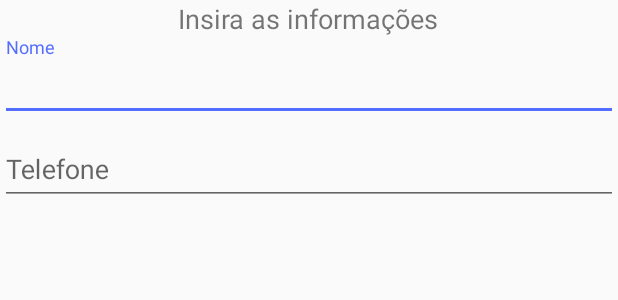
After one commit to icarusBeherit/Multgame, an Android app: the layout alert_dialog.xml on its own in the app's theme, with its tools: preview values and no code run, on a phone screen of 412 x 824 dp. The commit adds this screen. Shown: the top 300 px of the screen. Run offline under Robolectric (Android 15) with nearby library versions, the phone set to English and light mode, and no system bars.

Commit message:
next update 26/11

```diff
--- a/app/src/main/java/com/multgame/SelectActivity.java
+++ b/app/src/main/java/com/multgame/SelectActivity.java
@@ -15,6 +15,7 @@ import android.view.Menu;
 import android.view.MenuInflater;
 import android.view.MenuItem;
 import android.view.View;
+import android.view.inputmethod.InputMethodManager;
 import android.widget.Button;
 import android.widget.CheckBox;
 import android.widget.CompoundButton;
@@ -347,6 +348,11 @@ public class SelectActivity extends AppCompatActivity implements View.OnClickLis
         AlertDialog alertDialog = new AlertDialog.Builder(this).create();
 
         final EditText valor = (EditText) view.findViewById(R.id.input_valor);
+        valor.requestFocus();
+
+        InputMethodManager imm = (InputMethodManager) getSystemService(Context.INPUT_METHOD_SERVICE);
+        imm.showSoftInput(valor, InputMethodManager.SHOW_IMPLICIT);
+
         final Locale mLocale = new Locale("pt", "BR");
 
         valor.addTextChangedListener(new TextWatcher() {
--- /dev/null
+++ b/app/src/main/res/drawable/ic_chevron_right_black_24dp.xml
@@ -0,0 +1,5 @@
+<vector android:height="24dp" android:tint="#A3A3A3"
+    android:viewportHeight="24.0" android:viewportWidth="24.0"
+    android:width="24dp" xmlns:android="http://schemas.android.com/apk/res/android">
+    <path android:fillColor="#FF000000" android:pathData="M10,6L8.59,7.41 13.17,12l-4.58,4.59L10,18l6,-6z"/>
+</vector>
--- /dev/null
+++ b/app/src/main/res/drawable/ic_face_black_24dp.xml
@@ -0,0 +1,5 @@
+<vector android:height="24dp" android:tint="#FFFFFF"
+    android:viewportHeight="24.0" android:viewportWidth="24.0"
+    android:width="24dp" xmlns:android="http://schemas.android.com/apk/res/android">
+    <path android:fillColor="#FF000000" android:pathData="M9,11.75c-0.69,0 -1.25,0.56 -1.25,1.25s0.56,1.25 1.25,1.25 1.25,-0.56 1.25,-1.25 -0.56,-1.25 -1.25,-1.25zM15,11.75c-0.69,0 -1.25,0.56 -1.25,1.25s0.56,1.25 1.25,1.25 1.25,-0.56 1.25,-1.25 -0.56,-1.25 -1.25,-1.25zM12,2C6.48,2 2,6.48 2,12s4.48,10 10,10 10,-4.48 10,-10S17.52,2 12,2zM12,20c-4.41,0 -8,-3.59 -8,-8 0,-0.29 0.02,-0.58 0.05,-0.86 2.36,-1.05 4.23,-2.98 5.21,-5.37C11.07,8.33 14.05,10 17.42,10c0.78,0 1.53,-0.09 2.25,-0.26 0.21,0.71 0.33,1.47 0.33,2.26 0,4.41 -3.59,8 -8,8z"/>
+</vector>
--- /dev/null
+++ b/app/src/main/res/layout/alert_dialog.xml
@@ -0,0 +1,43 @@
+<?xml version="1.0" encoding="utf-8"?>
+<LinearLayout xmlns:android="http://schemas.android.com/apk/res/android"
+    android:layout_width="match_parent"
+    android:layout_height="match_parent"
+    android:gravity="center_horizontal"
+    android:orientation="vertical">
+
+    <TextView
+        android:layout_width="wrap_content"
+        android:layout_height="wrap_content"
+        android:textSize="18sp"
+        android:text="Insira as informações"
+        />
+
+
+    <android.support.design.widget.TextInputLayout
+        android:id="@+id/input_layout_nome"
+        android:layout_width="match_parent"
+        android:layout_height="wrap_content">
+
+        <EditText
+            android:id="@+id/input_nome"
+            android:layout_width="match_parent"
+            android:layout_height="wrap_content"
+            android:hint="Nome" />
+
+    </android.support.design.widget.TextInputLayout>
+
+    <android.support.design.widget.TextInputLayout
+        android:id="@+id/input_layout_telefone"
+        android:layout_width="match_parent"
+        android:layout_height="wrap_content">
+
+        <EditText
+            android:id="@+id/input_telefone"
+            android:layout_width="match_parent"
+            android:layout_height="wrap_content"
+            android:hint="Telefone" />
+
+    </android.support.design.widget.TextInputLayout>
+
+
+</LinearLayout>
```
Also changed, not shown: app/src/main/java/com/multgame/ProfileActivity.java (added, +88 -0 lines), app/src/main/res/layout/activity_profile.xml (added, +24 -0 lines), app/src/main/res/layout/campeao_hora.xml (added, +29 -0 lines), app/src/main/res/layout/content_profile.xml (added, +14 -0 lines), app/src/main/res/layout/nav_header.xml (added, +16 -0 lines), app/src/main/res/menu/menu_options.xml (added, +9 -0 lines), app/src/main/res/menu/navigation_menu.xml (added, +21 -0 lines), app/src/main/res/values/dimens.xml (added, +8 -0 lines).
